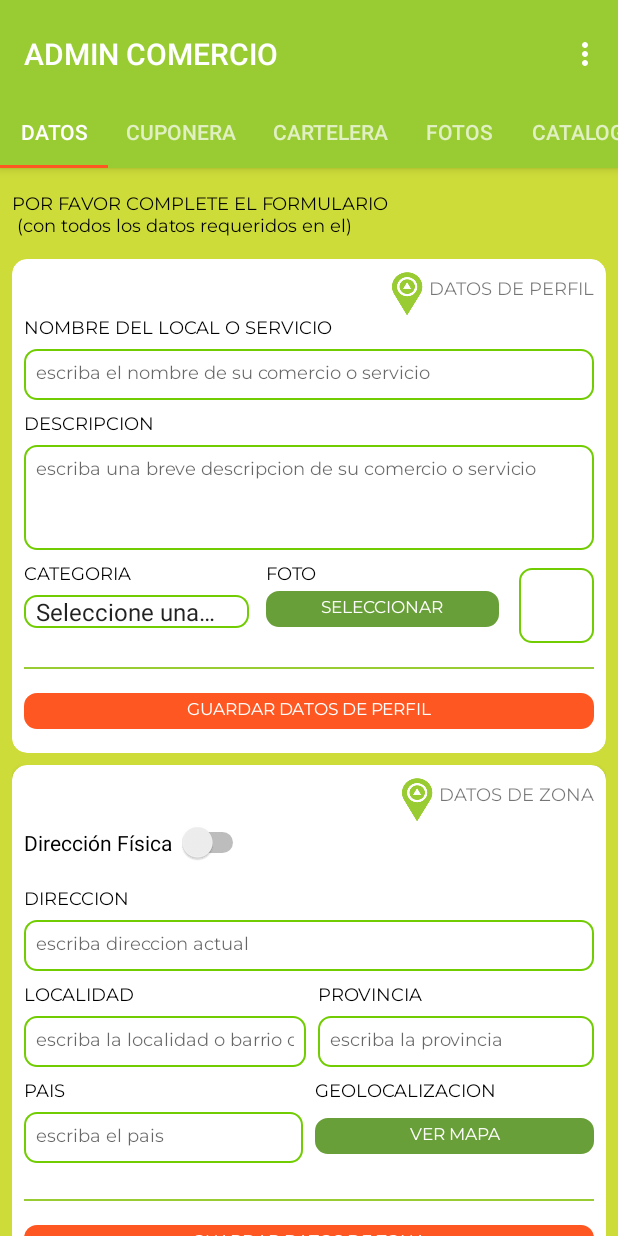
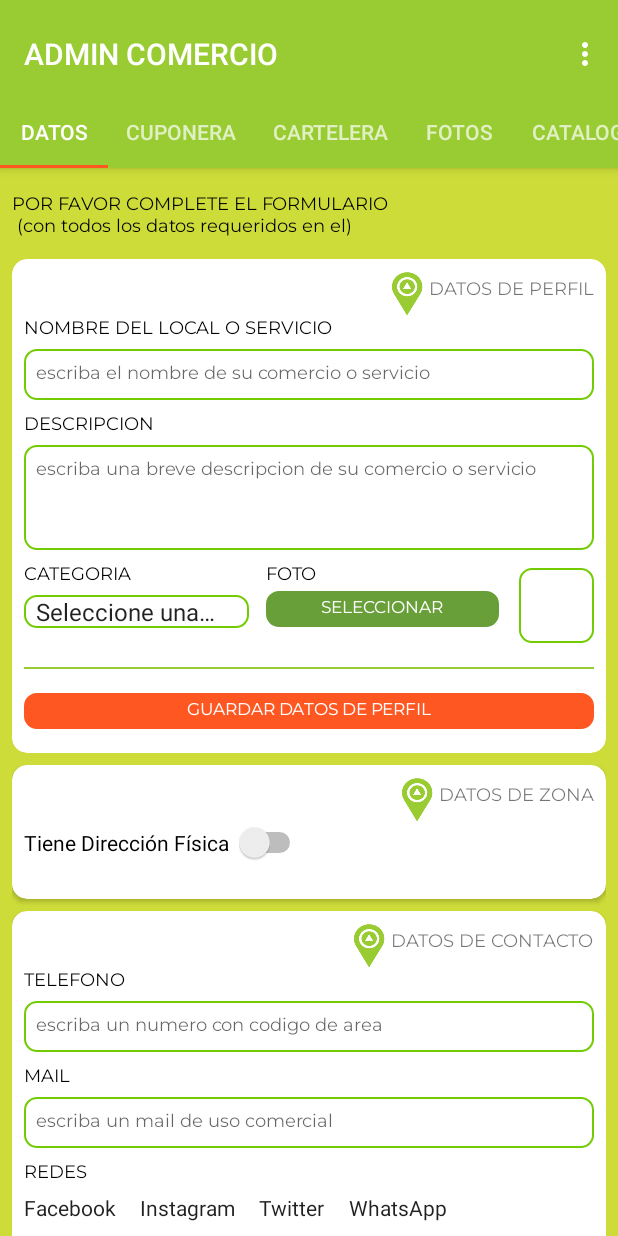
Before and after one commit to sebastianSDC/mapasdelnorteDigital, an Android app: the screen it shows after launch (ViewPagerAdminActivity), on a phone screen of 412 x 824 dp. Run offline under Robolectric (Android 15) with nearby library versions, the light colour scheme and no system bars; our stand-ins replace Firebase (no records; nobody signed in at launch, a user with empty details on screens opened directly); pictures from the network do not load.

Commit message:
agregado con y sin dirección física

```diff
--- a/app/src/main/java/com/example/pilasnotebook/mapasdelnortedigital/View/fragment/DatosClienteFragment.java
+++ b/app/src/main/java/com/example/pilasnotebook/mapasdelnortedigital/View/fragment/DatosClienteFragment.java
@@ -37,6 +37,7 @@ import android.widget.EditText;
 import android.widget.ImageView;
 import android.widget.LinearLayout;
 import android.widget.Spinner;
+import android.widget.Switch;
 import android.widget.TextView;
 import android.widget.Toast;
 
@@ -84,6 +85,7 @@ public class DatosClienteFragment extends Fragment implements OnMapReadyCallback
     private OnFragmentInteractionListener mListener; // INTERFACE
     protected Spinner categorias;
     private String categoriaTxt;
+    private Switch switchDireccion;
 
     //ATRIBUTOS PARA FOTO
     private String path;
@@ -119,7 +121,7 @@ public class DatosClienteFragment extends Fragment implements OnMapReadyCallback
             perfilOcultoCardView, zonaOcultaCardView, contactoOcultoCardView, adicionalesOcultoCardView; //GONE
 
     //LINEAR LAYOUT DEL FORMULARIO ADMIN CLIENTE
-    private LinearLayout reservasLL, deliveryLL, vtaOnlineLL, reservasOcultoLL, deliveryOcultoLL, vtaOnlineOcultoLL;
+    private LinearLayout reservasLL, deliveryLL, vtaOnlineLL, reservasOcultoLL, deliveryOcultoLL, vtaOnlineOcultoLL, direccionFijaLL;
 
     //TXV DEL FORMULARIO ADMIN CLIENTE - GONE
     private TextView nombretxv, categoriatxv, descripciontxv,
@@ -188,6 +190,8 @@ public class DatosClienteFragment extends Fragment implements OnMapReadyCallback
         deliveryOcultoLL = view.findViewById(R.id.linearlayout_delivery_gone);
         vtaOnlineLL = view.findViewById(R.id.linearlayout_servicio_vtaOnLine);
         vtaOnlineOcultoLL = view.findViewById(R.id.linearlayout_vtaOnline_gone);
+        switchDireccion = view.findViewById(R.id.switch_direccion_fija);
+        direccionFijaLL = view.findViewById(R.id.linearlayout_direccion_fisica);
 
 
         //DATOS DE OCULTO
@@ -345,15 +349,28 @@ public class DatosClienteFragment extends Fragment implements OnMapReadyCallback
         categorias.setOnItemSelectedListener(new AdapterView.OnItemSelectedListener() {
             @Override
             public void onItemSelected(AdapterView<?> parent, View view, int position, long id) {
-                if (position == 0) {
+                categoriaTxt = parent.getItemAtPosition(position).toString();
+                if (parent.getItemAtPosition(position) == parent.getItemAtPosition(0)) {
                     categoriaTxt = null;
                 }
-                categoriaTxt = parent.getItemAtPosition(position).toString();
             }
+
             @Override
             public void onNothingSelected(AdapterView<?> parent) {
             }
         });
+        direccionFijaLL.setVisibility(View.GONE);
+        //LOGICA DEL SWITCH
+        switchDireccion.setOnClickListener(new View.OnClickListener() {
+            @Override
+            public void onClick(View v) {
+                direccionFijaLL.setVisibility(View.GONE);
+                if (switchDireccion.isChecked()) {
+                    direccionFijaLL.setVisibility(View.VISIBLE);
+                }
+            }
+        });
+
 
 // LOGICA DEL BOTON CARGAR FOTOS
         btnCargarFoto.setOnClickListener(new View.OnClickListener() {
@@ -423,21 +440,21 @@ public class DatosClienteFragment extends Fragment implements OnMapReadyCallback
     }
 
     private void modificarDatosCliente() {
+        adicionalesCardView.setVisibility(View.VISIBLE);
+        contactoCardView.setVisibility(View.VISIBLE);
+        zonaCardView.setVisibility(View.VISIBLE);
+        perfilCardView.setVisibility(View.VISIBLE);
         adicionalesOcultoCardView.setVisibility(View.GONE);
         contactoOcultoCardView.setVisibility(View.GONE);
         zonaOcultaCardView.setVisibility(View.GONE);
         perfilOcultoCardView.setVisibility(View.GONE);
-        adicionalesCardView.setVisibility(View.VISIBLE);
-        contactoCardView.setVisibility(View.VISIBLE);
-        zonaCardView.setVisibility(View.VISIBLE);
-        perfilCardView.setVisibility(View.VISIBLE);
     }
 
     private void cargarDatosAdicionales() {
         datosAdicionales = new DatosAdicionales(cargarReservas(), cargarDelivery(), cargarDatosFacturacion());
         cliente.setDatosAdicionales(datosAdicionales);
+        adicionalesOcultoCardView.setVisibility(View.VISIBLE);
         adicionalesCardView.setVisibility(View.GONE);
-        adicionalesOcultoCardView.setVisibility(View.VISIBLE);
     }
 
     private DatosDeFacturacion cargarDatosFacturacion() {
@@ -517,7 +534,6 @@ public class DatosClienteFragment extends Fragment implements OnMapReadyCallback
             Toast.makeText(getActivity(), "debe completar el nombre y seleccionar una categoría ", Toast.LENGTH_LONG).show();
         } else {
             nombretxv.setText(nombreTxt);
-
             categoriatxv.setText(categoriaTxt);
             descripciontxv.setText(descripcionTxt);
             fotoPerfilOculto.setImageURI(fotoPerfilUri);
@@ -525,14 +541,13 @@ public class DatosClienteFragment extends Fragment implements OnMapReadyCallback
             subirAStorageUri(fotoPerfilUri);
             cliente.setDescripcionComercio(descripcionTxt);
             cliente.setCategoria(categoriaTxt);
+            perfilOcultoCardView.setVisibility(View.VISIBLE);
             perfilCardView.setVisibility(View.GONE);
-            perfilOcultoCardView.setVisibility(View.VISIBLE);
         }
     }
 
     public void cargarCliente() {
-
-        if (perfilOcultoCardView.getVisibility() == View.GONE || zonaOcultaCardView.getVisibility() == View.GONE
+        if (perfilOcultoCardView.getVisibility() == View.GONE || direccionFijaLL.getVisibility() == View.VISIBLE && zonaOcultaCardView.getVisibility() == View.GONE
                 || contactoOcultoCardView.getVisibility() == View.GONE || adicionalesOcultoCardView.getVisibility() == View.GONE) {
             Toast.makeText(getActivity(), "antes de cargar el Cliente debe guardar los Datos.", Toast.LENGTH_SHORT).show();
         } else {
@@ -556,6 +571,11 @@ public class DatosClienteFragment extends Fragment implements OnMapReadyCallback
     }
 
     private void cargarDatosZona() {
+        if (direccionFijaLL.getVisibility() == View.GONE) {
+            zona = null;
+            direcciontxv.setText("sin dirección física");
+            cliente.setZona(zona);
+        } else {
             String direccionTxt = direccionEd.getText().toString().trim();
             String localidadTxt = localidadED.getText().toString().trim();
             String provinciaTxt = provinciaEd.getText().toString().trim();
@@ -581,8 +601,9 @@ public class DatosClienteFragment extends Fragment implements OnMapReadyCallback
                     mapViewOculto.onResume();
                     mapViewOculto.getMapAsync(this);
                 }
+                zonaOcultaCardView.setVisibility(View.VISIBLE);
                 zonaCardView.setVisibility(View.GONE);
-            zonaOcultaCardView.setVisibility(View.VISIBLE);
+            }
         }
     }
 
@@ -602,8 +623,8 @@ public class DatosClienteFragment extends Fragment implements OnMapReadyCallback
         datosDeContacto.setTelefono(telefonoTxt);
         datosDeContacto.setRedes(redesTxt);
         cliente.setDatosDeContacto(datosDeContacto);
+        contactoOcultoCardView.setVisibility(View.VISIBLE);
         contactoCardView.setVisibility(View.GONE);
-        contactoOcultoCardView.setVisibility(View.VISIBLE);
     }
 
     private List<String> cargarRedesCliente() {
--- a/app/src/main/res/layout/fragment_datos.xml
+++ b/app/src/main/res/layout/fragment_datos.xml
@@ -327,17 +327,20 @@
                     </LinearLayout>
 
 
-
                     <Switch
                         android:id="@+id/switch_direccion_fija"
                         android:layout_width="wrap_content"
                         android:layout_height="wrap_content"
                         android:layout_marginBottom="16dp"
-                        android:text="Dirección Física "
-                        android:switchTextAppearance="@style/titulos_form"
-                        android:textOn="SI"
-                        android:textOff="No"
+                        android:text="Tiene Dirección Física "
                          />
+
+                    <LinearLayout
+                        android:id="@+id/linearlayout_direccion_fisica"
+                        android:layout_width="match_parent"
+                        android:layout_height="wrap_content"
+                        android:layout_margin="8dp"
+                        android:orientation="vertical">
 
                         <TextView
                             android:id="@+id/direccion_comercio"
@@ -477,7 +480,7 @@
                             android:id="@+id/btn_cargar_datos_de_zona_comercio"
                             style="@style/boton_standard"
                             android:text="@string/guardar_datos_zona" />
-
+                    </LinearLayout>
                 </LinearLayout>
             </android.support.v7.widget.CardView>
 
```
Lines whose indentation alone changed are shown as unchanged.
